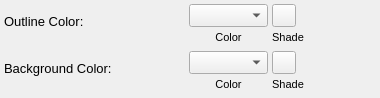
The window that scribus/ui/propertywidget_textcolorbase.ui (nitramr/scribus) describes before a commit, drawn with Qt 5.
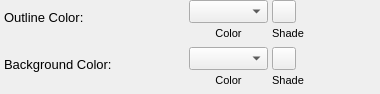
The same window after the commit. Custom widgets are drawn as their Qt base class.

Diff of the .ui file:
```diff
--- a/scribus/ui/propertywidget_textcolorbase.ui
+++ b/scribus/ui/propertywidget_textcolorbase.ui
@@ -7,7 +7,7 @@
     <x>0</x>
     <y>0</y>
     <width>380</width>
-    <height>98</height>
+    <height>94</height>
    </rect>
   </property>
   <property name="sizePolicy">
@@ -38,13 +38,13 @@
   </property>
   <layout class="QVBoxLayout" name="verticalLayout">
    <property name="spacing">
-    <number>2</number>
+    <number>0</number>
    </property>
    <property name="leftMargin">
     <number>4</number>
    </property>
    <property name="topMargin">
-    <number>4</number>
+    <number>0</number>
    </property>
    <property name="rightMargin">
     <number>4</number>
```
